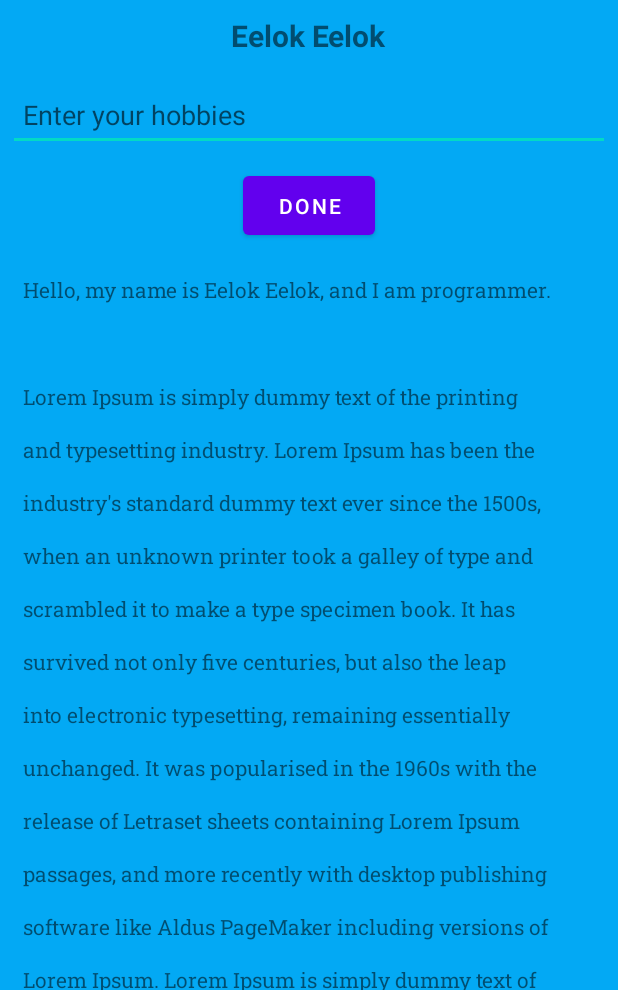
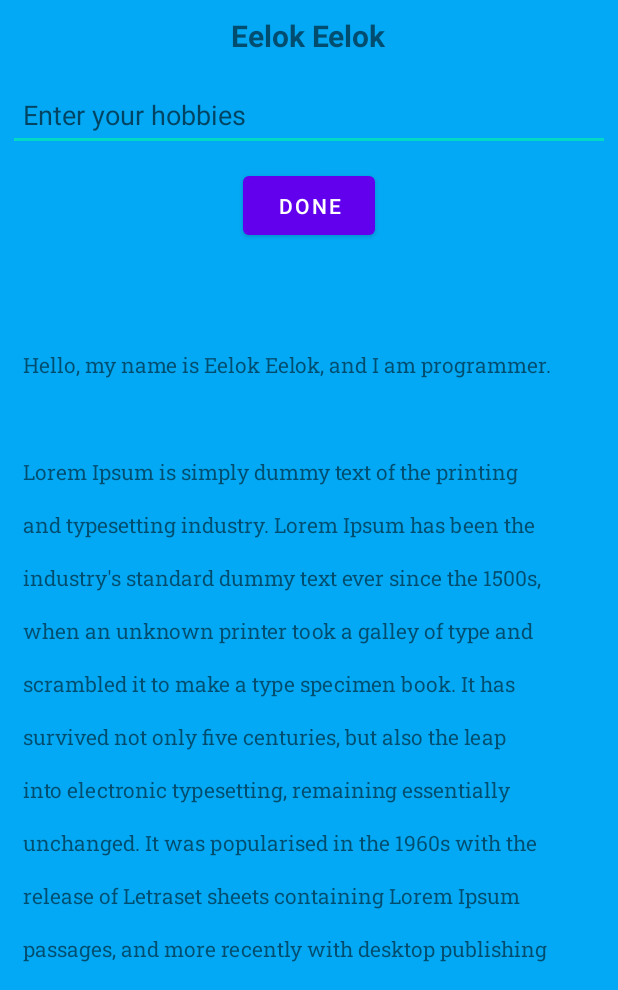
Before and after one commit to eelok/bio-app-android, an Android app: the screen it shows after launch (MainActivity), on a phone screen of 412 x 824 dp, the part 246-1236 px from its top. Run offline under Robolectric (Android 15) with nearby library versions, the phone set to English and light mode, and no system bars; our stand-ins replace data binding.

Commit message:
add binding object

```diff
--- a/app/src/main/java/com/eelok/bio/MainActivity.java
+++ b/app/src/main/java/com/eelok/bio/MainActivity.java
@@ -1,30 +1,32 @@
 package com.eelok.bio;
 
 import androidx.appcompat.app.AppCompatActivity;
+import androidx.databinding.DataBindingUtil;
 
 import android.content.Context;
 import android.os.Bundle;
 import android.view.View;
 import android.view.inputmethod.InputMethodManager;
-import android.widget.EditText;
-import android.widget.TextView;
+
+import com.eelok.bio.databinding.ActivityMainBinding;
 
 public class MainActivity extends AppCompatActivity {
-    private EditText inputHobbies;
-    private TextView hobbies;
+
+    private ActivityMainBinding binding;
 
     @Override
     protected void onCreate(Bundle savedInstanceState) {
         super.onCreate(savedInstanceState);
-        setContentView(R.layout.activity_main);
-        inputHobbies = findViewById(R.id.enter_hobbies);
-        hobbies = findViewById(R.id.hobbies_output);
+
+        binding = DataBindingUtil.setContentView(this, R.layout.activity_main);
+        binding.invalidateAll();
+        binding.doneButton.setOnClickListener(view -> handleDoneBtn(view));
     }
 
 
     public void handleDoneBtn(View view) {
-        hobbies.setText(String.format("Hobbies: %s", inputHobbies.getText()));
-        hobbies.setVisibility(View.VISIBLE);
+        binding.hobbiesOutput.setText(String.format("Hobbies: %s",  binding.enterHobbies.getText()));
+        binding.hobbiesOutput.setVisibility(View.VISIBLE);
 
         //hide keyboard
         InputMethodManager inputMethodManager = (InputMethodManager) getSystemService(Context.INPUT_METHOD_SERVICE);
--- a/app/src/main/res/layout/activity_main.xml
+++ b/app/src/main/res/layout/activity_main.xml
@@ -54,7 +54,7 @@
             style="@style/generalStyle"
             android:layout_width="match_parent"
             android:layout_height="wrap_content"
-            android:visibility="gone" />
+            android:visibility="visible" />
 
         <ScrollView
             android:layout_width="match_parent"
```
